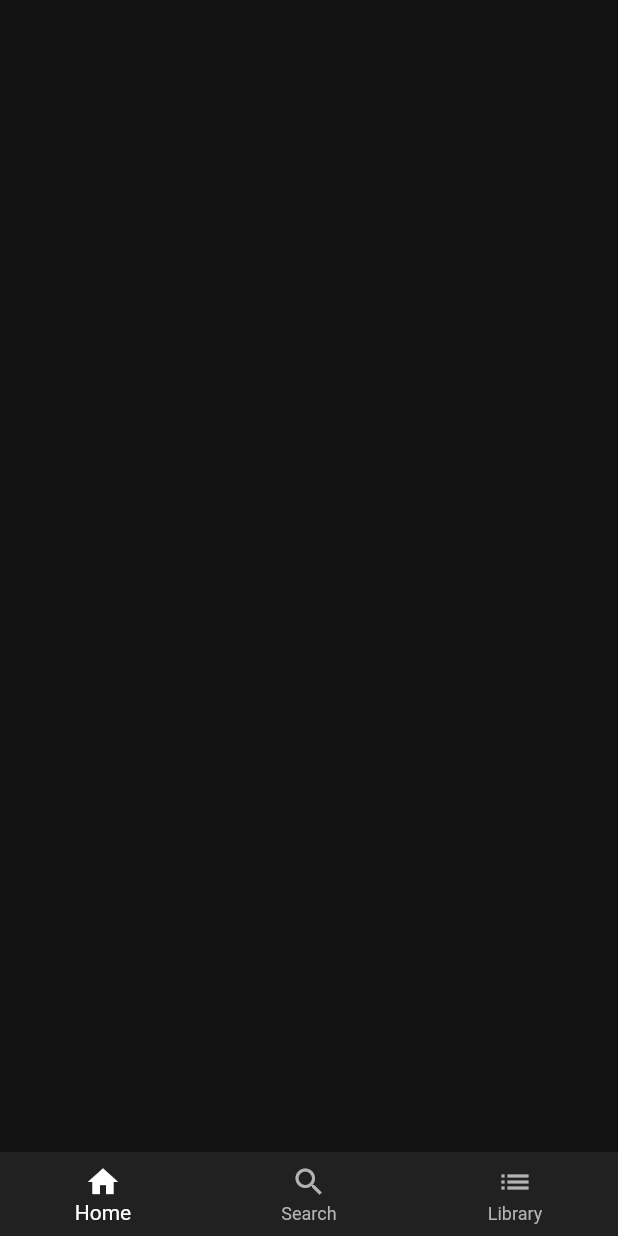
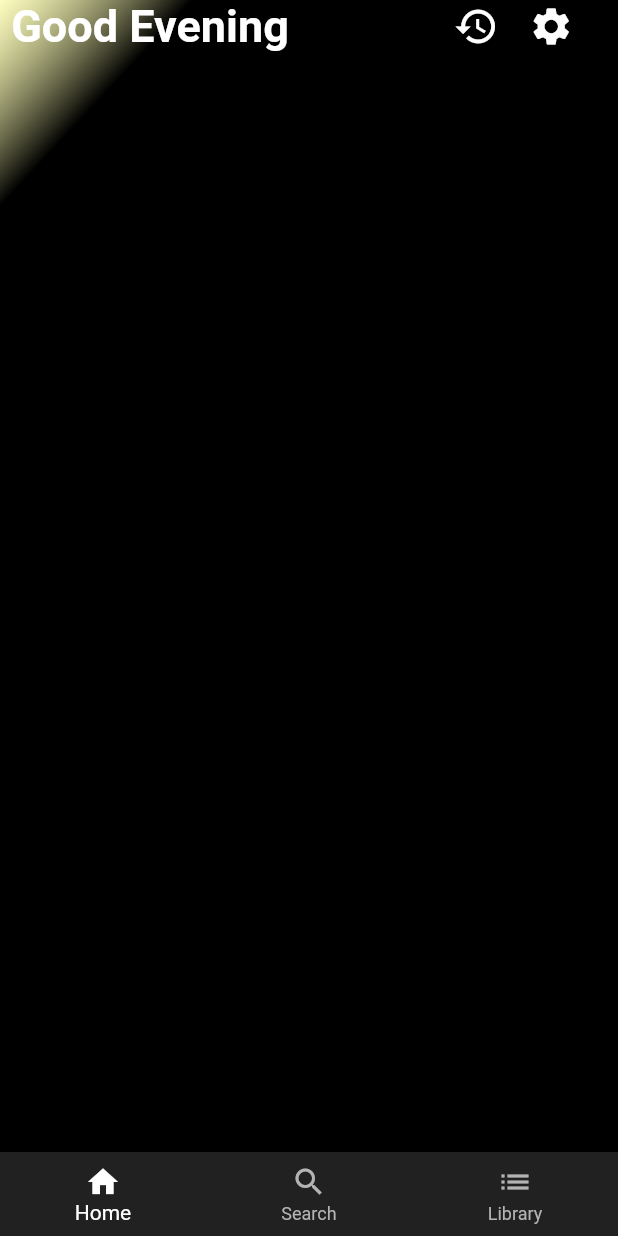
Before and after one commit to GLADI8R/spotify_clone, a Flutter app: the screen it shows after launch, on a phone screen of 412 x 824 dp. Run offline on Flutter 3.47's test engine with Material 2 defaults, Android fonts, the phone set to English and light mode, and no system bars.

Commit message:
modify homepage

```diff
--- a/lib/screens/home_page.dart
+++ b/lib/screens/home_page.dart
@@ -1,3 +1,4 @@
+import 'package:flutter/cupertino.dart';
 import 'package:flutter/material.dart';
 import 'package:spotify_clone/styles/constants.dart';
 
@@ -10,7 +11,51 @@ class HomePage extends StatelessWidget {
       body: SafeArea(
         child: Container(
           decoration: const BoxDecoration(
-            color: kBlack,
+        gradient: LinearGradient(
+        begin: Alignment.topLeft,
+        end: Alignment(0.0000001, -0.5), // 10% of the width, so there are ten blinds.
+        colors: <Color>[
+          Color(0x88FFFF8F),
+          Color(0xff000000),
+          Color(0xff000000),
+          Color(0xff000000),
+
+              ],
+            ),
+          ),
+          child: Column(
+            mainAxisAlignment: MainAxisAlignment.start,
+            crossAxisAlignment: CrossAxisAlignment.stretch,
+            children: [
+              //SizedBox(height: 100,),
+              Row(
+                children: [
+                  Text(' Good Evening',style: kHeadingTextStyle,),
+                  SizedBox(width: 110,),
+                  Icon(Icons.restore,color: Colors.white,size: 30,),
+                  SizedBox(width:20,),
+                  Icon(Icons.settings,color: Colors.white,size: 30,),
+                ],
+              ),
+              // Expanded(
+              //   child: ListView(
+              //     children: [
+              //       Container(
+              //         color: Colors.white30,
+              //         child: Row(
+              //           crossAxisAlignment: CrossAxisAlignment.stretch,
+              //           children: [
+              //             Icon(Icons.photo,color: Colors.white,),
+              //             Text('Daily Mix 1')
+              //           ],
+              //         ),
+              //       ),
+              //
+              //     ],
+              //   ),
+              // )
+
+            ],
           ),
         ),
       ),
```
Also changed, not shown: pubspec.lock.
